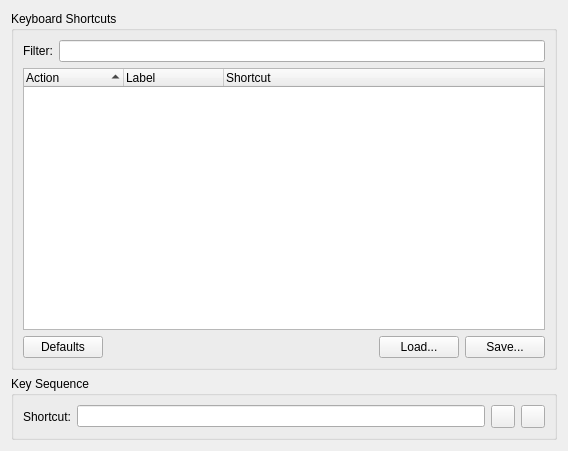
tkrotoff/QuarkPlayer, file quarkplayer/config/ShortcutsConfigWidget.ui: the form before one commit.
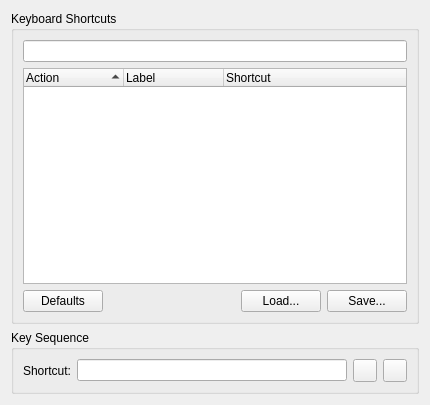
The form after the commit. Custom widgets are drawn as their Qt base class.

Commit message: Add a context menu to VideoWidget Improve shortcuts management + other minor modifications

```diff
--- a/quarkplayer/config/ShortcutsConfigWidget.ui
+++ b/quarkplayer/config/ShortcutsConfigWidget.ui
@@ -5,8 +5,8 @@
    <rect>
     <x>0</x>
     <y>0</y>
-    <width>568</width>
-    <height>451</height>
+    <width>430</width>
+    <height>405</height>
    </rect>
   </property>
   <layout class="QVBoxLayout" >
@@ -15,22 +15,11 @@
      <property name="title" >
       <string>Keyboard Shortcuts</string>
      </property>
-     <layout class="QVBoxLayout" >
-      <item>
-       <layout class="QHBoxLayout" >
-        <item>
-         <widget class="QLabel" name="filterLabel" >
-          <property name="text" >
-           <string>Filter:</string>
-          </property>
-         </widget>
-        </item>
-        <item>
-         <widget class="QLineEdit" name="filterEdit" />
-        </item>
-       </layout>
+     <layout class="QGridLayout" name="gridLayout" >
+      <item row="0" column="0" >
+       <widget class="SearchLineEdit" name="searchLineEdit" />
       </item>
-      <item>
+      <item row="1" column="0" >
        <widget class="QTreeWidget" name="actionList" >
         <property name="uniformRowHeights" >
          <bool>true</bool>
@@ -58,7 +47,7 @@
         </column>
        </widget>
       </item>
-      <item>
+      <item row="2" column="0" >
        <layout class="QHBoxLayout" >
         <item>
          <widget class="QPushButton" name="defaultButton" >
@@ -138,6 +127,13 @@
    </item>
   </layout>
  </widget>
+ <customwidgets>
+  <customwidget>
+   <class>SearchLineEdit</class>
+   <extends>QLineEdit</extends>
+   <header location="global" >tkutil/SearchLineEdit.h</header>
+  </customwidget>
+ </customwidgets>
  <resources/>
  <connections/>
 </ui>
```
The commit also changes 38 other files.
